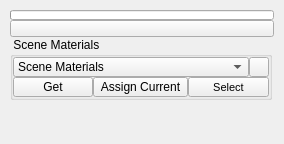
The window that ui/1_base_menus/2_sub_menus/3_main_menus/materials.ui (m3trik/Scripts_portable) describes before a commit, drawn with Qt 5.
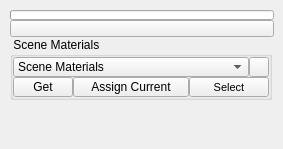
The same window after the commit. Custom widgets are drawn as their Qt base class.

```diff
--- a/ui/1_base_menus/2_sub_menus/3_main_menus/materials.ui
+++ b/ui/1_base_menus/2_sub_menus/3_main_menus/materials.ui
@@ -9,8 +9,8 @@
    <rect>
     <x>0</x>
     <y>0</y>
-    <width>284</width>
-    <height>144</height>
+    <width>283</width>
+    <height>149</height>
    </rect>
   </property>
   <property name="sizePolicy">
@@ -50,7 +50,7 @@
       <x>10</x>
       <y>10</y>
       <width>264</width>
-      <height>116</height>
+      <height>121</height>
      </rect>
     </property>
     <layout class="QGridLayout" name="gridLayout_2">
@@ -153,6 +153,12 @@
      </item>
      <item row="2" column="1" rowspan="2" colspan="2">
       <widget class="QGroupBox" name="group000">
+       <property name="sizePolicy">
+        <sizepolicy hsizetype="Fixed" vsizetype="Fixed">
+         <horstretch>0</horstretch>
+         <verstretch>0</verstretch>
+        </sizepolicy>
+       </property>
        <property name="minimumSize">
         <size>
          <width>262</width>
@@ -197,13 +203,13 @@
           </property>
           <property name="minimumSize">
            <size>
-            <width>0</width>
+            <width>60</width>
             <height>20</height>
            </size>
           </property>
           <property name="maximumSize">
            <size>
-            <width>999</width>
+            <width>60</width>
             <height>20</height>
            </size>
           </property>
@@ -228,13 +234,13 @@
           </property>
           <property name="minimumSize">
            <size>
-            <width>0</width>
+            <width>116</width>
             <height>20</height>
            </size>
           </property>
           <property name="maximumSize">
            <size>
-            <width>999</width>
+            <width>116</width>
             <height>20</height>
            </size>
           </property>
@@ -338,7 +344,7 @@
           </property>
           <property name="minimumSize">
            <size>
-            <width>0</width>
+            <width>80</width>
             <height>20</height>
            </size>
           </property>
```
Left out of the diff: 48 changed lines with no effect on the pictures.
